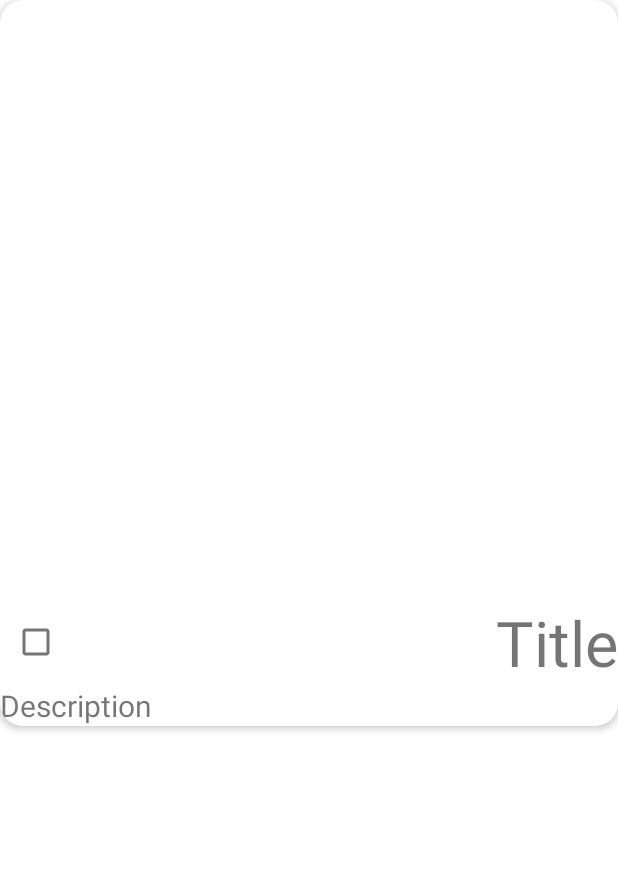
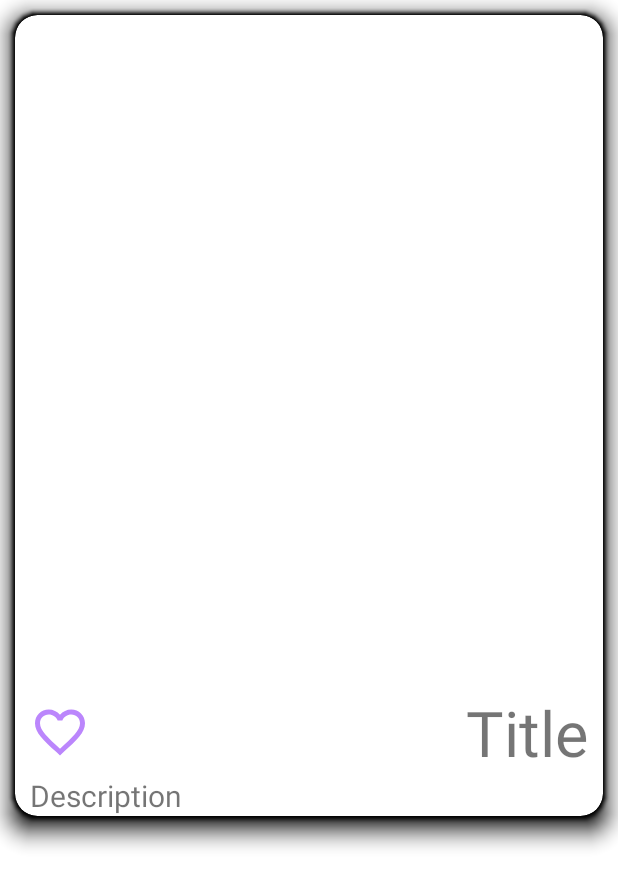
Before and after one commit to 7cigun/EndlessNotes, an Android app: the layout fragment_notes_cardview_item.xml on its own in the app's theme, with its tools: preview values and no code run, on a phone screen of 412 x 824 dp. Shown: the top 887 px of the screen. Run offline under Robolectric (Android 15) with nearby library versions, the phone set to English and light mode, and no system bars.

Commit message:
Урок 10. Немного улучшил вид cardView. Уменьшил размер картинок.

```diff
--- a/app/src/main/java/ru/gb/endlessnotes/repository/CardData.java
+++ b/app/src/main/java/ru/gb/endlessnotes/repository/NoteData.java
@@ -1,12 +1,12 @@
 package ru.gb.endlessnotes.repository;
 
-public class CardData {
+public class NoteData {
     private String title;
     private String description;
     private int picture;
     private boolean like;
 
-    public CardData(String title, String description, int picture, boolean like) {
+    public NoteData(String title, String description, int picture, boolean like) {
         this.title = title;
         this.description = description;
         this.picture = picture;
--- /dev/null
+++ b/app/src/main/res/drawable/button_favorite.xml
@@ -0,0 +1,7 @@
+<?xml version="1.0" encoding="utf-8"?>
+<selector xmlns:android="http://schemas.android.com/apk/res/android">
+    <item android:drawable = "@drawable/ic_favorite"
+        android:state_checked="true"/>
+    <item android:drawable="@drawable/ic_favorite_border"
+        android:state_checked="false"/>
+</selector>
--- a/app/src/main/res/layout/fragment_notes_cardview_item.xml
+++ b/app/src/main/res/layout/fragment_notes_cardview_item.xml
@@ -2,8 +2,10 @@
     xmlns:app="http://schemas.android.com/apk/res-auto"
     android:layout_width="match_parent"
     android:layout_height="wrap_content"
+    android:layout_margin="10dp"
+    android:padding="5dp"
     app:cardCornerRadius="15dp"
-    app:cardElevation="3dp">
+    app:cardElevation="10dp">
 
     <LinearLayout
         android:layout_width="match_parent"
@@ -23,13 +25,20 @@
             android:layout_width="match_parent"
             android:layout_height="match_parent"
             android:layout_weight="1"
+            android:paddingStart="10dp"
+            android:paddingEnd="10dp"
             android:orientation="horizontal">
 
-            <CheckBox
+            <ToggleButton
                 android:id="@+id/like"
-                android:layout_width="wrap_content"
-                android:layout_height="wrap_content"
-                android:layout_gravity="center" />
+                android:layout_width="40dp"
+                android:layout_height="40dp"
+                android:layout_gravity="center"
+                android:background="@drawable/button_favorite"
+                android:checked="false"
+                android:text=""
+                android:textOff=""
+                android:textOn=""/>
 
             <TextView
                 android:id="@+id/title"
@@ -45,6 +54,8 @@
             android:layout_width="match_parent"
             android:layout_height="wrap_content"
             android:layout_weight="1"
+            android:paddingStart="10dp"
+            android:paddingEnd="10dp"
             android:text="Description"
             android:textSize="@dimen/textDescription" />
 
--- a/app/src/main/res/values/dimens.xml
+++ b/app/src/main/res/values/dimens.xml
@@ -4,5 +4,5 @@
 
     <dimen name="textDescription">20sp</dimen>
     <dimen name="textTitle">42sp</dimen>
-    <dimen name="heightImage">400dp</dimen>
+    <dimen name="heightImage">450dp</dimen>
 </resources>
--- a/app/src/main/res/values/themes.xml
+++ b/app/src/main/res/values/themes.xml
@@ -1,6 +1,10 @@
 <resources xmlns:tools="http://schemas.android.com/tools">
     <!-- Base application theme. -->
     <style name="Theme.EndlessNotes" parent="Theme.MaterialComponents.DayNight.DarkActionBar">
+
+        <item name="android:ambientShadowAlpha">1</item>
+        <item name="android:spotShadowAlpha">1</item>
+
         <!-- Primary brand color. -->
         <item name="colorPrimary">@color/purple_500</item>
         <item name="colorPrimaryVariant">@color/purple_700</item>
```
Also changed, not shown: app/src/main/java/ru/gb/endlessnotes/repository/CardSource.java (deleted, +0 -9 lines), app/src/main/java/ru/gb/endlessnotes/repository/LocalRepositoryImpl.java (+6 -6 lines), app/src/main/java/ru/gb/endlessnotes/repository/NoteSource.java (added, +9 -0 lines), app/src/main/java/ru/gb/endlessnotes/ui/NotesAdapter.java (+14 -14 lines), 3 other files.
